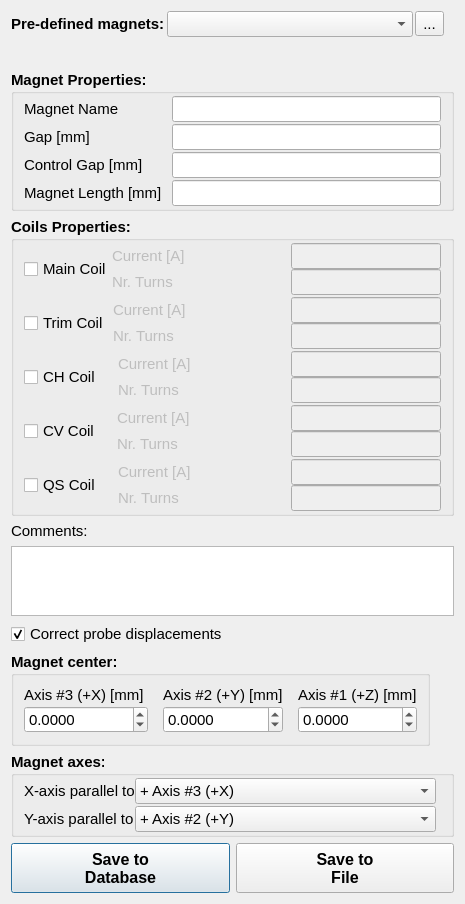
This is hallbench/gui/ui/savefieldmapdialog.ui in lnls-ima/hall-bench-control as Qt 5 draws it before an edit. The edited form follows.
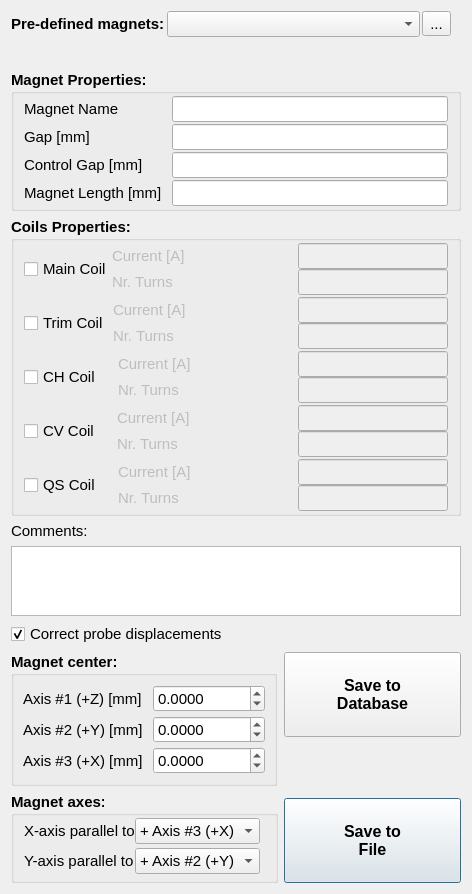
This is the edited form. Icons and pictures are not drawn.

Patch:
```diff
--- a/hallbench/gui/ui/savefieldmapdialog.ui
+++ b/hallbench/gui/ui/savefieldmapdialog.ui
@@ -6,7 +6,7 @@
    <rect>
     <x>0</x>
     <y>0</y>
-    <width>465</width>
+    <width>472</width>
     <height>864</height>
    </rect>
   </property>
@@ -24,8 +24,153 @@
   <property name="windowTitle">
    <string>Save Fieldmap</string>
   </property>
-  <layout class="QGridLayout" name="gridLayout_2">
-   <item row="0" column="0" colspan="2">
+  <layout class="QGridLayout" name="gridLayout">
+   <item row="6" column="0" rowspan="2">
+    <widget class="QGroupBox" name="magnetcenter_gb">
+     <property name="sizePolicy">
+      <sizepolicy hsizetype="Maximum" vsizetype="Preferred">
+       <horstretch>0</horstretch>
+       <verstretch>0</verstretch>
+      </sizepolicy>
+     </property>
+     <property name="font">
+      <font>
+       <weight>75</weight>
+       <bold>true</bold>
+      </font>
+     </property>
+     <property name="title">
+      <string>Magnet center:</string>
+     </property>
+     <layout class="QFormLayout" name="formLayout">
+      <property name="verticalSpacing">
+       <number>4</number>
+      </property>
+      <item row="0" column="0">
+       <widget class="QLabel" name="label_17">
+        <property name="font">
+         <font>
+          <weight>50</weight>
+          <bold>false</bold>
+         </font>
+        </property>
+        <property name="text">
+         <string>Axis #1 (+Z) [mm]</string>
+        </property>
+       </widget>
+      </item>
+      <item row="0" column="1">
+       <widget class="QDoubleSpinBox" name="centerpos1_sb">
+        <property name="font">
+         <font>
+          <weight>50</weight>
+          <bold>false</bold>
+         </font>
+        </property>
+        <property name="decimals">
+         <number>4</number>
+        </property>
+        <property name="minimum">
+         <double>-10000.000000000000000</double>
+        </property>
+        <property name="maximum">
+         <double>10000.000000000000000</double>
+        </property>
+        <property name="singleStep">
+         <double>1.000000000000000</double>
+        </property>
+       </widget>
+      </item>
+      <item row="1" column="0">
+       <widget class="QLabel" name="label_19">
+        <property name="font">
+         <font>
+          <weight>50</weight>
+          <bold>false</bold>
+         </font>
+        </property>
+        <property name="text">
+         <string>Axis #2 (+Y) [mm]</string>
+        </property>
+       </widget>
+      </item>
+      <item row="1" column="1">
+       <widget class="QDoubleSpinBox" name="centerpos2_sb">
+        <property name="font">
+         <font>
+          <weight>50</weight>
+          <bold>false</bold>
+         </font>
+        </property>
+        <property name="decimals">
+         <number>4</number>
+        </property>
+        <property name="minimum">
+         <double>-10000.000000000000000</double>
+        </property>
+        <property name="maximum">
+         <double>10000.000000000000000</double>
+        </property>
+        <property name="singleStep">
+         <double>1.000000000000000</double>
+        </property>
+       </widget>
+      </item>
+      <item row="2" column="0">
+       <widget class="QLabel" name="label_18">
+        <property name="font">
+         <font>
+          <weight>50</weight>
+          <bold>false</bold>
+         </font>
+        </property>
+        <property name="text">
+         <string>Axis #3 (+X) [mm] </string>
+        </property>
+       </widget>
+      </item>
+      <item row="2" column="1">
+       <widget class="QDoubleSpinBox" name="centerpos3_sb">
+        <property name="font">
+         <font>
+          <weight>50</weight>
+          <bold>false</bold>
+         </font>
+        </property>
+        <property name="suffix">
+         <string/>
+        </property>
+        <property name="decimals">
+         <number>4</number>
+        </property>
+        <property name="minimum">
+         <double>-10000.000000000000000</double>
+        </property>
+        <property name="maximum">
+         <double>10000.000000000000000</double>
+        </property>
+        <property name="singleStep">
+         <double>1.000000000000000</double>
+        </property>
+       </widget>
+      </item>
+     </layout>
+    </widget>
+   </item>
+   <item row="4" column="0" colspan="3">
+    <widget class="QTextEdit" name="comments_te"/>
+   </item>
+   <item row="5" column="0">
+    <widget class="QCheckBox" name="correct_displacements_chb">
+     <property name="text">
+      <string>Correct probe displacements</string>
+     </property>
+     <property name="checked">
+      <bool>true</bool>
+     </property>
+    </widget>
+   </item>
+   <item row="0" column="0" colspan="3">
     <layout class="QGridLayout" name="gridLayout_3">
      <property name="leftMargin">
       <number>0</number>
@@ -131,183 +276,14 @@
      </item>
     </layout>
    </item>
-   <item row="1" column="0" colspan="2">
-    <widget class="QGroupBox" name="magnet_gb">
-     <property name="font">
-      <font>
-       <weight>75</weight>
-       <bold>true</bold>
-      </font>
+   <item row="3" column="0">
+    <widget class="QLabel" name="label_21">
+     <property name="text">
+      <string>Comments:</string>
      </property>
-     <property name="title">
-      <string>Magnet Properties:</string>
-     </property>
-     <layout class="QFormLayout" name="formLayout_11">
-      <property name="fieldGrowthPolicy">
-       <enum>QFormLayout::AllNonFixedFieldsGrow</enum>
-      </property>
-      <property name="horizontalSpacing">
-       <number>10</number>
-      </property>
-      <property name="verticalSpacing">
-       <number>2</number>
-      </property>
-      <property name="leftMargin">
-       <number>10</number>
-      </property>
-      <property name="topMargin">
-       <number>2</number>
-      </property>
-      <property name="rightMargin">
-       <number>10</number>
-      </property>
-      <property name="bottomMargin">
-       <number>2</number>
-      </property>
-      <item row="0" column="0">
-       <widget class="QLabel" name="label_14">
-        <property name="sizePolicy">
-         <sizepolicy hsizetype="Maximum" vsizetype="Preferred">
-          <horstretch>0</horstretch>
-          <verstretch>0</verstretch>
-         </sizepolicy>
-        </property>
-        <property name="font">
-         <font>
-          <weight>50</weight>
-          <bold>false</bold>
-         </font>
-        </property>
-        <property name="text">
-         <string>Magnet Name</string>
-        </property>
-       </widget>
-      </item>
-      <item row="0" column="1">
-       <widget class="QLineEdit" name="magnet_name_le">
-        <property name="sizePolicy">
-         <sizepolicy hsizetype="Preferred" vsizetype="Fixed">
-          <horstretch>0</horstretch>
-          <verstretch>0</verstretch>
-         </sizepolicy>
-        </property>
-        <property name="font">
-         <font>
-          <weight>50</weight>
-          <bold>false</bold>
-         </font>
-        </property>
-       </widget>
-      </item>
-      <item row="2" column="0">
-       <widget class="QLabel" name="label_12">
-        <property name="sizePolicy">
-         <sizepolicy hsizetype="Maximum" vsizetype="Preferred">
-          <horstretch>0</horstretch>
-          <verstretch>0</verstretch>
-         </sizepolicy>
-        </property>
-        <property name="font">
-         <font>
-          <weight>50</weight>
-          <bold>false</bold>
-         </font>
-        </property>
-        <property name="text">
-         <string>Gap [mm]</string>
-        </property>
-       </widget>
-      </item>
-      <item row="2" column="1">
-       <widget class="QLineEdit" name="gap_le">
-        <property name="sizePolicy">
-         <sizepolicy hsizetype="Preferred" vsizetype="Fixed">
-          <horstretch>0</horstretch>
-          <verstretch>0</verstretch>
-         </sizepolicy>
-        </property>
-        <property name="font">
-         <font>
-          <weight>50</weight>
-          <bold>false</bold>
-         </font>
-        </property>
-       </widget>
-      </item>
-      <item row="3" column="0">
-       <widget class="QLabel" name="label_11">
-        <property name="sizePolicy">
-         <sizepolicy hsizetype="Maximum" vsizetype="Preferred">
-          <horstretch>0</horstretch>
-          <verstretch>0</verstretch>
-         </sizepolicy>
-        </property>
-        <property name="font">
-         <font>
-          <weight>50</weight>
-          <bold>false</bold>
-         </font>
-        </property>
-        <property name="text">
-         <string>Control Gap [mm]</string>
-        </property>
-       </widget>
-      </item>
-      <item row="3" column="1">
-       <widget class="QLineEdit" name="control_gap_le">
-        <property name="sizePolicy">
-         <sizepolicy hsizetype="Preferred" vsizetype="Fixed">
-          <horstretch>0</horstretch>
-          <verstretch>0</verstretch>
-         </sizepolicy>
-        </property>
-        <property name="font">
-         <font>
-          <weight>50</weight>
-          <bold>false</bold>
-         </font>
-        </property>
-       </widget>
-      </item>
-      <item row="4" column="0">
-       <widget class="QLabel" name="label_13">
-        <property name="sizePolicy">
-         <sizepolicy hsizetype="Maximum" vsizetype="Preferred">
-          <horstretch>0</horstretch>
-          <verstretch>0</verstretch>
-         </sizepolicy>
-        </property>
-        <property name="font">
-         <font>
-          <weight>50</weight>
-          <bold>false</bold>
-         </font>
-        </property>
-        <property name="text">
-         <string>Magnet Length [mm]</string>
-        </property>
-       </widget>
-      </item>
-      <item row="4" column="1">
-       <widget class="QLineEdit" name="magnet_length_le">
-        <property name="sizePolicy">
-         <sizepolicy hsizetype="Preferred" vsizetype="Fixed">
-          <horstretch>0</horstretch>
-          <verstretch>0</verstretch>
-         </sizepolicy>
-        </property>
-        <property name="font">
-         <font>
-          <weight>50</weight>
-          <bold>false</bold>
-         </font>
-        </property>
-       </widget>
-      </item>
-     </layout>
     </widget>
    </item>
-   <item row="2" column="0" colspan="2">
+   <item row="2" column="0" colspan="3">
     <widget class="QGroupBox" name="coils_gb">
      <property name="font">
       <font>
@@ -1050,165 +1026,7 @@
      </layout>
     </widget>
    </item>
-   <item row="3" column="0">
-    <widget class="QLabel" name="label_21">
-     <property name="text">
-      <string>Comments:</string>
-     </property>
-    </widget>
-   </item>
-   <item row="4" column="0" colspan="2">
-    <widget class="QTextEdit" name="comments_te"/>
-   </item>
-   <item row="5" column="0" colspan="2">
-    <widget class="QCheckBox" name="correct_displacements_chb">
-     <property name="text">
-      <string>Correct probe displacements</string>
-     </property>
-     <property name="checked">
-      <bool>true</bool>
-     </property>
-    </widget>
-   </item>
-   <item row="6" column="0" colspan="2">
-    <widget class="QGroupBox" name="magnetcenter_gb">
-     <property name="sizePolicy">
-      <sizepolicy hsizetype="Maximum" vsizetype="Preferred">
-       <horstretch>0</horstretch>
-       <verstretch>0</verstretch>
-      </sizepolicy>
-     </property>
-     <property name="font">
-      <font>
-       <weight>75</weight>
-       <bold>true</bold>
-      </font>
-     </property>
-     <property name="title">
-      <string>Magnet center:</string>
-     </property>
-     <layout class="QGridLayout" name="gridLayout">
-      <property name="horizontalSpacing">
-       <number>15</number>
-      </property>
-      <property name="verticalSpacing">
-       <number>2</number>
-      </property>
-      <property name="margin">
-       <number>10</number>
-      </property>
-      <item row="1" column="2">
-       <widget class="QDoubleSpinBox" name="centerpos1_sb">
-        <property name="font">
-         <font>
-          <weight>50</weight>
-          <bold>false</bold>
-         </font>
-        </property>
-        <property name="decimals">
-         <number>4</number>
-        </property>
-        <property name="minimum">
-         <double>-10000.000000000000000</double>
-        </property>
-        <property name="maximum">
-         <double>10000.000000000000000</double>
-        </property>
-        <property name="singleStep">
-         <double>1.000000000000000</double>
-        </property>
-       </widget>
-      </item>
-      <item row="1" column="0">
-       <widget class="QDoubleSpinBox" name="centerpos3_sb">
-        <property name="font">
-         <font>
-          <weight>50</weight>
-          <bold>false</bold>
-         </font>
-        </property>
-        <property name="suffix">
-         <string/>
-        </property>
-        <property name="decimals">
-         <number>4</number>
-        </property>
-        <property name="minimum">
-         <double>-10000.000000000000000</double>
-        </property>
-        <property name="maximum">
-         <double>10000.000000000000000</double>
-        </property>
-        <property name="singleStep">
-         <double>1.000000000000000</double>
-        </property>
-       </widget>
-      </item>
-      <item row="0" column="2">
-       <widget class="QLabel" name="label_17">
-        <property name="font">
-         <font>
-          <weight>50</weight>
-          <bold>false</bold>
-         </font>
-        </property>
-        <property name="text">
-         <string>Axis #1 (+Z) [mm]</string>
-        </property>
-       </widget>
-      </item>
-      <item row="1" column="1">
-       <widget class="QDoubleSpinBox" name="centerpos2_sb">
-        <property name="font">
-         <font>
-          <weight>50</weight>
-          <bold>false</bold>
-         </font>
-        </property>
-        <property name="decimals">
-         <number>4</number>
-        </property>
-        <property name="minimum">
-         <double>-10000.000000000000000</double>
-        </property>
-        <property name="maximum">
-         <double>10000.000000000000000</double>
-        </property>
-        <property name="singleStep">
-         <double>1.000000000000000</double>
-        </property>
-       </widget>
-      </item>
-      <item row="0" column="0">
-       <widget class="QLabel" name="label_18">
-        <property name="font">
-         <font>
-          <weight>50</weight>
-          <bold>false</bold>
-         </font>
-        </property>
-        <property name="text">
-         <string>Axis #3 (+X) [mm] </string>
-        </property>
-       </widget>
-      </item>
-      <item row="0" column="1">
-       <widget class="QLabel" name="label_19">
-        <property name="font">
-         <font>
-          <weight>50</weight>
-          <bold>false</bold>
-         </font>
-        </property>
-        <property name="text">
-         <string>Axis #2 (+Y) [mm]</string>
-        </property>
-       </widget>
-      </item>
-     </layout>
-    </widget>
-   </item>
-   <item row="7" column="0" colspan="2">
+   <item row="8" column="0" rowspan="2">
     <widget class="QGroupBox" name="magnetaxes_gb">
      <property name="sizePolicy">
       <sizepolicy hsizetype="Preferred" vsizetype="Preferred">
@@ -1233,7 +1051,7 @@
        <number>0</number>
       </property>
       <property name="verticalSpacing">
-       <number>2</number>
+       <number>4</number>
       </property>
       <property name="leftMargin">
        <number>10</number>
@@ -1359,37 +1177,183 @@
      </layout>
     </widget>
    </item>
-   <item row="8" column="0">
-    <widget class="QPushButton" name="savedb_btn">
-     <property name="enabled">
-      <bool>true</bool>
-     </property>
-     <property name="sizePolicy">
-      <sizepolicy hsizetype="Preferred" vsizetype="Preferred">
-       <horstretch>0</horstretch>
-       <verstretch>0</verstretch>
-      </sizepolicy>
-     </property>
-     <property name="minimumSize">
-      <size>
-       <width>120</width>
-       <height>50</height>
-      </size>
-     </property>
+   <item row="1" column="0" colspan="3">
+    <widget class="QGroupBox" name="magnet_gb">
      <property name="font">
       <font>
-       <pointsize>12</pointsize>
        <weight>75</weight>
        <bold>true</bold>
       </font>
      </property>
-     <property name="text">
-      <string>Save to
-Database</string>
+     <property name="title">
+      <string>Magnet Properties:</string>
      </property>
+     <layout class="QFormLayout" name="formLayout_11">
+      <property name="fieldGrowthPolicy">
+       <enum>QFormLayout::AllNonFixedFieldsGrow</enum>
+      </property>
+      <property name="horizontalSpacing">
+       <number>10</number>
+      </property>
+      <property name="verticalSpacing">
+       <number>2</number>
+      </property>
+      <property name="leftMargin">
+       <number>10</number>
+      </property>
+      <property name="topMargin">
+       <number>2</number>
+      </property>
+      <property name="rightMargin">
+       <number>10</number>
+      </property>
+      <property name="bottomMargin">
+       <number>2</number>
+      </property>
+      <item row="0" column="0">
+       <widget class="QLabel" name="label_14">
+        <property name="sizePolicy">
+         <sizepolicy hsizetype="Maximum" vsizetype="Preferred">
+          <horstretch>0</horstretch>
+          <verstretch>0</verstretch>
+         </sizepolicy>
+        </property>
+        <property name="font">
+         <font>
+          <weight>50</weight>
+          <bold>false</bold>
+         </font>
+        </property>
+        <property name="text">
+         <string>Magnet Name</string>
+        </property>
+       </widget>
+      </item>
+      <item row="0" column="1">
+       <widget class="QLineEdit" name="magnet_name_le">
+        <property name="sizePolicy">
+         <sizepolicy hsizetype="Preferred" vsizetype="Fixed">
+          <horstretch>0</horstretch>
+          <verstretch>0</verstretch>
+         </sizepolicy>
+        </property>
+        <property name="font">
+         <font>
+          <weight>50</weight>
+          <bold>false</bold>
+         </font>
+        </property>
+       </widget>
+      </item>
+      <item row="2" column="0">
+       <widget class="QLabel" name="label_12">
+        <property name="sizePolicy">
+         <sizepolicy hsizetype="Maximum" vsizetype="Preferred">
+          <horstretch>0</horstretch>
+          <verstretch>0</verstretch>
+         </sizepolicy>
+        </property>
+        <property name="font">
+         <font>
+          <weight>50</weight>
+          <bold>false</bold>
+         </font>
+        </property>
+        <property name="text">
+         <string>Gap [mm]</string>
+        </property>
+       </widget>
+      </item>
+      <item row="2" column="1">
+       <widget class="QLineEdit" name="gap_le">
+        <property name="sizePolicy">
+         <sizepolicy hsizetype="Preferred" vsizetype="Fixed">
+          <horstretch>0</horstretch>
+          <verstretch>0</verstretch>
+         </sizepolicy>
+        </property>
+        <property name="font">
+         <font>
+          <weight>50</weight>
+          <bold>false</bold>
+         </font>
+        </property>
+       </widget>
+      </item>
+      <item row="3" column="0">
+       <widget class="QLabel" name="label_11">
+        <property name="sizePolicy">
+         <sizepolicy hsizetype="Maximum" vsizetype="Preferred">
+          <horstretch>0</horstretch>
+          <verstretch>0</verstretch>
+         </sizepolicy>
+        </property>
+        <property name="font">
+         <font>
+          <weight>50</weight>
+          <bold>false</bold>
+         </font>
+        </property>
+        <property name="text">
+         <string>Control Gap [mm]</string>
+        </property>
+       </widget>
+      </item>
+      <item row="3" column="1">
+       <widget class="QLineEdit" name="control_gap_le">
+        <property name="sizePolicy">
+         <sizepolicy hsizetype="Preferred" vsizetype="Fixed">
+          <horstretch>0</horstretch>
+          <verstretch>0</verstretch>
+         </sizepolicy>
+        </property>
+        <property name="font">
+         <font>
+          <weight>50</weight>
+          <bold>false</bold>
+         </font>
+        </property>
+       </widget>
+      </item>
+      <item row="4" column="0">
+       <widget class="QLabel" name="label_13">
+        <property name="sizePolicy">
+         <sizepolicy hsizetype="Maximum" vsizetype="Preferred">
+          <horstretch>0</horstretch>
+          <verstretch>0</verstretch>
+         </sizepolicy>
+        </property>
+        <property name="font">
+         <font>
+          <weight>50</weight>
+          <bold>false</bold>
+         </font>
+        </property>
+        <property name="text">
+         <string>Magnet Length [mm]</string>
+        </property>
+       </widget>
+      </item>
+      <item row="4" column="1">
+       <widget class="QLineEdit" name="magnet_length_le">
+        <property name="sizePolicy">
+         <sizepolicy hsizetype="Preferred" vsizetype="Fixed">
+          <horstretch>0</horstretch>
+          <verstretch>0</verstretch>
+         </sizepolicy>
+        </property>
+        <property name="font">
+         <font>
+          <weight>50</weight>
+          <bold>false</bold>
+         </font>
+        </property>
+       </widget>
+      </item>
+     </layout>
     </widget>
    </item>
-   <item row="8" column="1">
+   <item row="9" column="1" colspan="2">
     <widget class="QPushButton" name="savefile_btn">
      <property name="enabled">
       <bool>true</bool>
@@ -1403,7 +1367,7 @@
      <property name="minimumSize">
       <size>
        <width>120</width>
-       <height>50</height>
+       <height>85</height>
       </size>
      </property>
      <property name="font">
@@ -1419,6 +1383,36 @@
      </property>
     </widget>
    </item>
+   <item row="6" column="1" colspan="2">
+    <widget class="QPushButton" name="savedb_btn">
+     <property name="enabled">
+      <bool>true</bool>
+     </property>
+     <property name="sizePolicy">
+      <sizepolicy hsizetype="Preferred" vsizetype="Preferred">
+       <horstretch>0</horstretch>
+       <verstretch>0</verstretch>
+      </sizepolicy>
+     </property>
+     <property name="minimumSize">
+      <size>
+       <width>120</width>
+       <height>85</height>
+      </size>
+     </property>
+     <property name="font">
+      <font>
+       <pointsize>12</pointsize>
+       <weight>75</weight>
+       <bold>true</bold>
+      </font>
+     </property>
+     <property name="text">
+      <string>Save to
+Database</string>
+     </property>
+    </widget>
+   </item>
   </layout>
  </widget>
  <tabstops>
```
